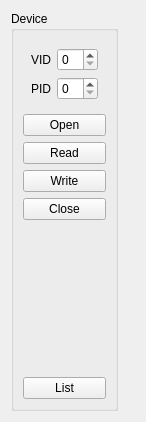
Above: Qt/mega_git_tests/Test_libUSB/src/test_libusb_mainbox/src/ui/test_libusb_mainbox.ui from RinatB2017/mega_GIT before the change. Below: the same form after it.
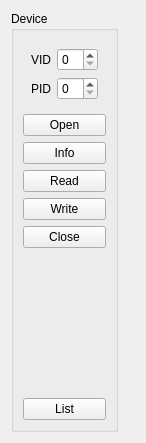
That is the form after the change. Custom widgets are drawn as their Qt base class.

Patch:
```diff
--- a/Qt/mega_git_tests/Test_libUSB/src/test_libusb_mainbox/src/ui/test_libusb_mainbox.ui
+++ b/Qt/mega_git_tests/Test_libUSB/src/test_libusb_mainbox/src/ui/test_libusb_mainbox.ui
@@ -7,7 +7,7 @@
     <x>0</x>
     <y>0</y>
     <width>146</width>
-    <height>422</height>
+    <height>443</height>
    </rect>
   </property>
   <property name="sizePolicy">
@@ -75,6 +75,13 @@
         </property>
        </widget>
       </item>
+      <item>
+       <widget class="QPushButton" name="btn_info">
+        <property name="text">
+         <string>Info</string>
+        </property>
+       </widget>
+      </item>
       <item>
        <widget class="QPushButton" name="btn_read">
         <property name="text">
```
Left out of the diff: 1 changed line with no effect on the pictures.
